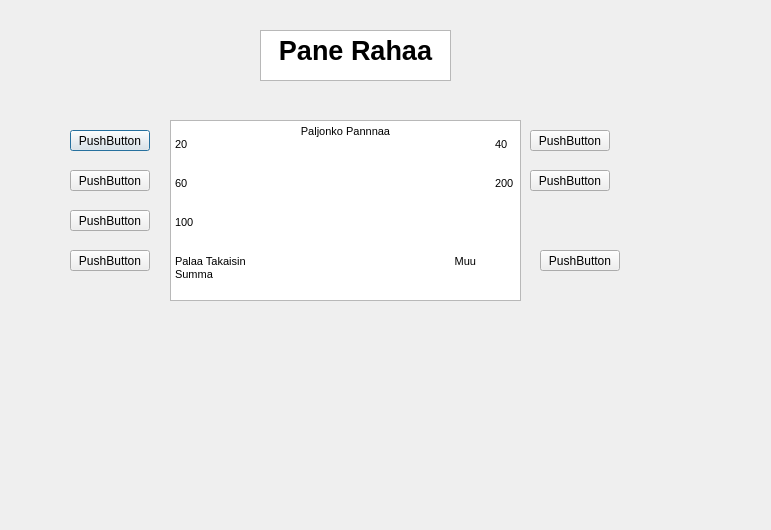
tvt21kmo-bank-project/group_6, file bankautomat/pano.ui: the form before one commit.
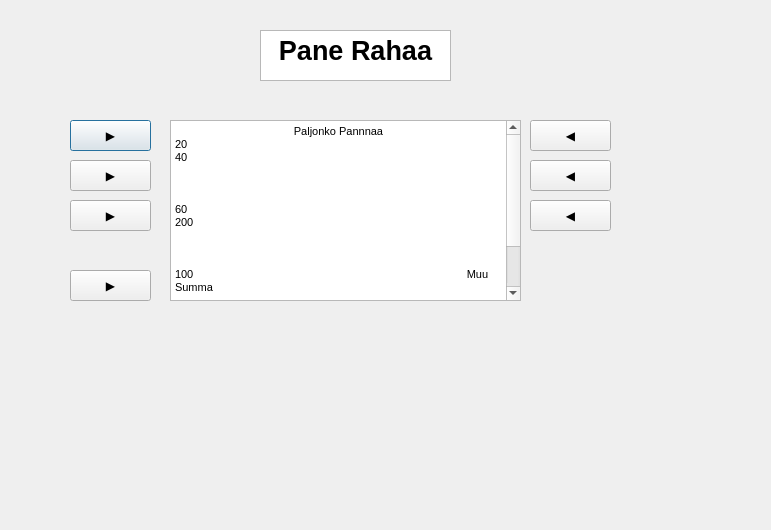
The form after the commit.

Diff of the .ui file:
```diff
--- a/bankautomat/pano.ui
+++ b/bankautomat/pano.ui
@@ -24,20 +24,24 @@
    </property>
    <property name="html">
     <string>&lt;!DOCTYPE HTML PUBLIC &quot;-//W3C//DTD HTML 4.0//EN&quot; &quot;http://www.w3.org/TR/REC-html40/strict.dtd&quot;&gt;
-&lt;html&gt;&lt;head&gt;&lt;meta name=&quot;qrichtext&quot; content=&quot;1&quot; /&gt;&lt;style type=&quot;text/css&quot;&gt;
+&lt;html&gt;&lt;head&gt;&lt;meta name=&quot;qrichtext&quot; content=&quot;1&quot; /&gt;&lt;meta charset=&quot;utf-8&quot; /&gt;&lt;style type=&quot;text/css&quot;&gt;
 p, li { white-space: pre-wrap; }
-&lt;/style&gt;&lt;/head&gt;&lt;body style=&quot; font-family:'MS Shell Dlg 2'; font-size:8.25pt; font-weight:400; font-style:normal;&quot;&gt;
-&lt;p align=&quot;center&quot; style=&quot; margin-top:0px; margin-bottom:0px; margin-left:0px; margin-right:0px; -qt-block-indent:0; text-indent:0px;&quot;&gt;Paljonko Pannnaa&lt;/p&gt;
-&lt;p style=&quot; margin-top:0px; margin-bottom:0px; margin-left:0px; margin-right:0px; -qt-block-indent:0; text-indent:0px;&quot;&gt;20				40&lt;/p&gt;
-&lt;p style=&quot;-qt-paragraph-type:empty; margin-top:0px; margin-bottom:0px; margin-left:0px; margin-right:0px; -qt-block-indent:0; text-indent:0px;&quot;&gt;&lt;br /&gt;&lt;/p&gt;
-&lt;p style=&quot;-qt-paragraph-type:empty; margin-top:0px; margin-bottom:0px; margin-left:0px; margin-right:0px; -qt-block-indent:0; text-indent:0px;&quot;&gt;&lt;br /&gt;&lt;/p&gt;
-&lt;p style=&quot; margin-top:0px; margin-bottom:0px; margin-left:0px; margin-right:0px; -qt-block-indent:0; text-indent:0px;&quot;&gt;60				200&lt;/p&gt;
-&lt;p style=&quot;-qt-paragraph-type:empty; margin-top:0px; margin-bottom:0px; margin-left:0px; margin-right:0px; -qt-block-indent:0; text-indent:0px;&quot;&gt;&lt;br /&gt;&lt;/p&gt;
-&lt;p style=&quot;-qt-paragraph-type:empty; margin-top:0px; margin-bottom:0px; margin-left:0px; margin-right:0px; -qt-block-indent:0; text-indent:0px;&quot;&gt;&lt;br /&gt;&lt;/p&gt;
-&lt;p style=&quot; margin-top:0px; margin-bottom:0px; margin-left:0px; margin-right:0px; -qt-block-indent:0; text-indent:0px;&quot;&gt;100			          &lt;/p&gt;
-&lt;p style=&quot;-qt-paragraph-type:empty; margin-top:0px; margin-bottom:0px; margin-left:0px; margin-right:0px; -qt-block-indent:0; text-indent:0px;&quot;&gt;&lt;br /&gt;&lt;/p&gt;
-&lt;p style=&quot;-qt-paragraph-type:empty; margin-top:0px; margin-bottom:0px; margin-left:0px; margin-right:0px; -qt-block-indent:0; text-indent:0px;&quot;&gt;&lt;br /&gt;&lt;/p&gt;
-&lt;p style=&quot; margin-top:0px; margin-bottom:0px; margin-left:0px; margin-right:0px; -qt-block-indent:0; text-indent:0px;&quot;&gt;Palaa Takaisin 			             Muu Summa&lt;/p&gt;&lt;/body&gt;&lt;/html&gt;</string>
+&lt;/style&gt;&lt;/head&gt;&lt;body style=&quot; font-family:'.AppleSystemUIFont'; font-size:13pt; font-weight:400; font-style:normal;&quot;&gt;
+&lt;p align=&quot;center&quot; style=&quot; margin-top:0px; margin-bottom:0px; margin-left:0px; margin-right:0px; -qt-block-indent:0; text-indent:0px;&quot;&gt;&lt;span style=&quot; font-family:'MS Shell Dlg 2'; font-size:8.25pt;&quot;&gt;Paljonko Pannnaa&lt;/span&gt;&lt;/p&gt;
+&lt;p style=&quot; margin-top:0px; margin-bottom:0px; margin-left:0px; margin-right:0px; -qt-block-indent:0; text-indent:0px;&quot;&gt;&lt;span style=&quot; font-family:'MS Shell Dlg 2'; font-size:8.25pt;&quot;&gt;20				40&lt;/span&gt;&lt;/p&gt;
+&lt;p style=&quot;-qt-paragraph-type:empty; margin-top:0px; margin-bottom:0px; margin-left:0px; margin-right:0px; -qt-block-indent:0; text-indent:0px; font-family:'MS Shell Dlg 2'; font-size:8.25pt;&quot;&gt;&lt;br /&gt;&lt;/p&gt;
+&lt;p style=&quot;-qt-paragraph-type:empty; margin-top:0px; margin-bottom:0px; margin-left:0px; margin-right:0px; -qt-block-indent:0; text-indent:0px; font-family:'MS Shell Dlg 2'; font-size:8.25pt;&quot;&gt;&lt;br /&gt;&lt;/p&gt;
+&lt;p style=&quot;-qt-paragraph-type:empty; margin-top:0px; margin-bottom:0px; margin-left:0px; margin-right:0px; -qt-block-indent:0; text-indent:0px; font-family:'MS Shell Dlg 2'; font-size:8.25pt;&quot;&gt;&lt;br /&gt;&lt;/p&gt;
+&lt;p style=&quot; margin-top:0px; margin-bottom:0px; margin-left:0px; margin-right:0px; -qt-block-indent:0; text-indent:0px;&quot;&gt;&lt;span style=&quot; font-family:'MS Shell Dlg 2'; font-size:8.25pt;&quot;&gt;60				200&lt;/span&gt;&lt;/p&gt;
+&lt;p style=&quot;-qt-paragraph-type:empty; margin-top:0px; margin-bottom:0px; margin-left:0px; margin-right:0px; -qt-block-indent:0; text-indent:0px; font-family:'MS Shell Dlg 2'; font-size:8.25pt;&quot;&gt;&lt;br /&gt;&lt;/p&gt;
+&lt;p style=&quot; margin-top:0px; margin-bottom:0px; margin-left:0px; margin-right:0px; -qt-block-indent:0; text-indent:0px;&quot;&gt;&lt;span style=&quot; font-family:'MS Shell Dlg 2'; font-size:8.25pt;&quot;&gt;				&lt;/span&gt;&lt;/p&gt;
+&lt;p style=&quot;-qt-paragraph-type:empty; margin-top:0px; margin-bottom:0px; margin-left:0px; margin-right:0px; -qt-block-indent:0; text-indent:0px; font-family:'MS Shell Dlg 2'; font-size:8.25pt;&quot;&gt;&lt;br /&gt;&lt;/p&gt;
+&lt;p style=&quot; margin-top:0px; margin-bottom:0px; margin-left:0px; margin-right:0px; -qt-block-indent:0; text-indent:0px;&quot;&gt;&lt;span style=&quot; font-family:'MS Shell Dlg 2'; font-size:8.25pt;&quot;&gt;100			                 Muu Summa			          &lt;/span&gt;&lt;/p&gt;
+&lt;p style=&quot;-qt-paragraph-type:empty; margin-top:0px; margin-bottom:0px; margin-left:0px; margin-right:0px; -qt-block-indent:0; text-indent:0px; font-family:'MS Shell Dlg 2'; font-size:8.25pt;&quot;&gt;&lt;br /&gt;&lt;/p&gt;
+&lt;p style=&quot;-qt-paragraph-type:empty; margin-top:0px; margin-bottom:0px; margin-left:0px; margin-right:0px; -qt-block-indent:0; text-indent:0px; font-family:'MS Shell Dlg 2'; font-size:8.25pt;&quot;&gt;&lt;br /&gt;&lt;/p&gt;
+&lt;p style=&quot;-qt-paragraph-type:empty; margin-top:0px; margin-bottom:0px; margin-left:0px; margin-right:0px; -qt-block-indent:0; text-indent:0px; font-family:'MS Shell Dlg 2'; font-size:8.25pt;&quot;&gt;&lt;br /&gt;&lt;/p&gt;
+&lt;p style=&quot;-qt-paragraph-type:empty; margin-top:0px; margin-bottom:0px; margin-left:0px; margin-right:0px; -qt-block-indent:0; text-indent:0px; font-family:'MS Shell Dlg 2'; font-size:8.25pt;&quot;&gt;&lt;br /&gt;&lt;/p&gt;
+&lt;p style=&quot; margin-top:0px; margin-bottom:0px; margin-left:0px; margin-right:0px; -qt-block-indent:0; text-indent:0px;&quot;&gt;&lt;span style=&quot; font-family:'MS Shell Dlg 2'; font-size:8.25pt;&quot;&gt;Palaa Takaisin Edelliselle sivulle			                &lt;/span&gt;&lt;/p&gt;&lt;/body&gt;&lt;/html&gt;</string>
    </property>
   </widget>
   <widget class="QTextBrowser" name="textBrowser">
@@ -61,26 +65,26 @@
    <property name="geometry">
     <rect>
      <x>70</x>
-     <y>130</y>
-     <width>80</width>
-     <height>21</height>
+     <y>120</y>
+     <width>81</width>
+     <height>31</height>
     </rect>
    </property>
    <property name="text">
-    <string>PushButton</string>
+    <string>▶️</string>
    </property>
   </widget>
   <widget class="QPushButton" name="pushButton_Palaa">
    <property name="geometry">
     <rect>
      <x>70</x>
-     <y>250</y>
-     <width>80</width>
-     <height>21</height>
+     <y>270</y>
+     <width>81</width>
+     <height>31</height>
     </rect>
    </property>
    <property name="text">
-    <string>PushButton</string>
+    <string>▶️</string>
    </property>
   </widget>
   <widget class="QLabel" name="label_pane">
@@ -106,66 +110,66 @@
   <widget class="QPushButton" name="pushButton_MuuPano">
    <property name="geometry">
     <rect>
-     <x>540</x>
-     <y>250</y>
-     <width>80</width>
-     <height>21</height>
+     <x>530</x>
+     <y>200</y>
+     <width>81</width>
+     <height>31</height>
     </rect>
    </property>
    <property name="text">
-    <string>PushButton</string>
+    <string>◀️</string>
    </property>
   </widget>
   <widget class="QPushButton" name="pushButtonKuuskymppia">
    <property name="geometry">
     <rect>
      <x>70</x>
-     <y>170</y>
-     <width>80</width>
-     <height>21</height>
+     <y>160</y>
+     <width>81</width>
+     <height>31</height>
     </rect>
    </property>
    <property name="text">
-    <string>PushButton</string>
+    <string>▶️</string>
    </property>
   </widget>
   <widget class="QPushButton" name="pushButtonSatane">
    <property name="geometry">
     <rect>
      <x>70</x>
-     <y>210</y>
-     <width>80</width>
-     <height>21</height>
+     <y>200</y>
+     <width>81</width>
+     <height>31</height>
     </rect>
    </property>
    <property name="text">
-    <string>PushButton</string>
+    <string>▶️</string>
    </property>
   </widget>
   <widget class="QPushButton" name="pushButtonKaksSataa">
    <property name="geometry">
     <rect>
      <x>530</x>
-     <y>170</y>
-     <width>80</width>
-     <height>21</height>
+     <y>160</y>
+     <width>81</width>
+     <height>31</height>
     </rect>
    </property>
    <property name="text">
-    <string>PushButton</string>
+    <string>◀️</string>
    </property>
   </widget>
   <widget class="QPushButton" name="pushButtonNelkyt">
    <property name="geometry">
     <rect>
      <x>530</x>
-     <y>130</y>
-     <width>80</width>
-     <height>21</height>
+     <y>120</y>
+     <width>81</width>
+     <height>31</height>
     </rect>
    </property>
    <property name="text">
-    <string>PushButton</string>
+    <string>◀️</string>
    </property>
   </widget>
  </widget>
```
Left out of the diff: 7 changed lines with no effect on the pictures.
